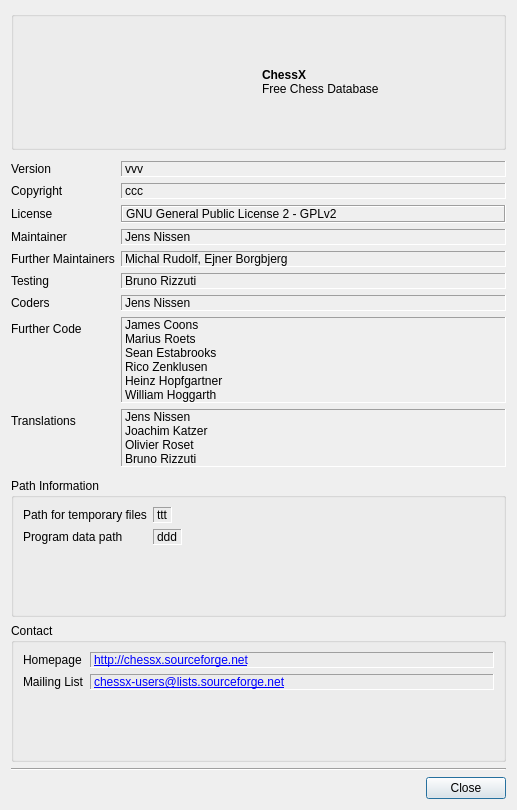
Before: the Qt Designer form src/gui/aboutdlg.ui in madnight/chessx, drawn with Qt 5.
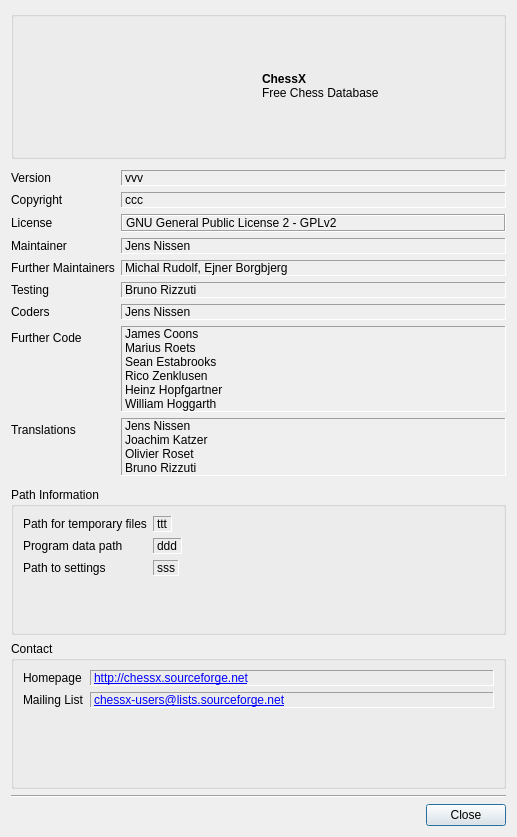
After: the same form once the commit is applied. Icons and pictures are not drawn.

Commit message: New feature: Show location of AppSettings in About Dlg

```diff
--- a/src/gui/aboutdlg.ui
+++ b/src/gui/aboutdlg.ui
@@ -7,7 +7,7 @@
     <x>0</x>
     <y>0</y>
     <width>517</width>
-    <height>810</height>
+    <height>837</height>
    </rect>
   </property>
   <property name="windowTitle">
@@ -304,6 +304,26 @@
         </property>
        </widget>
       </item>
+      <item row="2" column="0">
+       <widget class="QLabel" name="label_5">
+        <property name="text">
+         <string>Path to settings</string>
+        </property>
+       </widget>
+      </item>
+      <item row="2" column="1">
+       <widget class="QLabel" name="labelSettingsPath">
+        <property name="frameShape">
+         <enum>QFrame::Panel</enum>
+        </property>
+        <property name="frameShadow">
+         <enum>QFrame::Sunken</enum>
+        </property>
+        <property name="text">
+         <string>sss</string>
+        </property>
+       </widget>
+      </item>
      </layout>
     </widget>
    </item>
```
The commit also changes 1 other file.
